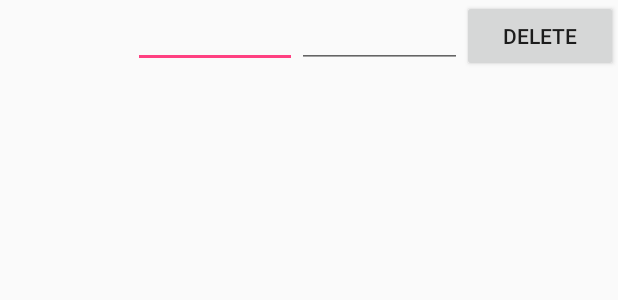
After one commit to maubard/Cadenceur, an Android app: the layout row_area.xml on its own in the app's theme, with its tools: preview values and no code run, on a phone screen of 412 x 824 dp. The commit adds this screen. Shown: the top 300 px of the screen. Run offline under Robolectric (Android 15) with nearby library versions, the phone set to English and light mode, and no system bars.

Commit message:
Add new area feature : can edit an hard-coded area.

```diff
--- a/app/src/main/java/com/marion/whitemadder/controller/StartFragment.java
+++ b/app/src/main/java/com/marion/whitemadder/controller/fragment/StartFragment.java
@@ -1,4 +1,4 @@
-package com.marion.whitemadder.controller;
+package com.marion.whitemadder.controller.fragment;
 
 import android.os.Bundle;
 import android.os.Handler;
--- a/app/src/main/java/com/marion/whitemadder/model/DbContract.java
+++ b/app/src/main/java/com/marion/whitemadder/model/DbContract.java
@@ -41,10 +41,10 @@ public class DbContract {
 
         protected static final String SQL_CREATE_ENTRIES =
                 "CREATE TABLE " + LineEntry.TABLE_NAME + " (" +
-                        LineEntry.COLUMN_NAME_ENTRY_ID + " INTEGER PRIMARY KEY " +
+                        LineEntry.COLUMN_NAME_ENTRY_ID + " INTEGER PRIMARY KEY " + COMMA_SEP +
                         LineEntry.COLUMN_NAME_ENTRY_DISTANCE + NUMBER_TYPE + COMMA_SEP +
                         LineEntry.COLUMN_NAME_ENTRY_AVERAGE + NUMBER_TYPE + COMMA_SEP +
-                        LineEntry.COLUMN_NAME_ENTRY_AREA + " INTEGER " + COMMA_SEP +
+                        LineEntry.COLUMN_NAME_ENTRY_AREA + " INTEGER " +
                 ")";
 
         protected static final String SQL_DELETE_ENTRIES =
--- a/app/src/main/java/com/marion/whitemadder/model/DbHelper.java
+++ b/app/src/main/java/com/marion/whitemadder/model/DbHelper.java
@@ -3,6 +3,7 @@ package com.marion.whitemadder.model;
 import android.content.Context;
 import android.database.sqlite.SQLiteDatabase;
 import android.database.sqlite.SQLiteOpenHelper;
+import android.util.Log;
 
 /**
  * Created by marion on 30/01/16.
--- /dev/null
+++ b/app/src/main/res/layout/row_area.xml
@@ -0,0 +1,44 @@
+<?xml version="1.0" encoding="utf-8"?>
+
+<TableLayout xmlns:android="http://schemas.android.com/apk/res/android"
+        android:layout_width="match_parent"
+        android:layout_height="match_parent">
+
+    <TableRow
+        android:layout_width="match_parent"
+        android:layout_height="match_parent">
+
+        <TextView
+            android:layout_width="wrap_content"
+            android:layout_height="wrap_content"
+            android:textAppearance="?android:attr/textAppearanceMedium"
+            android:id="@+id/start_line_label"
+            android:layout_column="0"
+            android:layout_weight="0.3"/>
+
+        <EditText
+            android:layout_width="wrap_content"
+            android:layout_height="wrap_content"
+            android:inputType="numberDecimal"
+            android:layout_column="1"
+            android:id="@+id/end_line_field"
+            android:layout_weight="0.3"/>
+
+        <EditText
+            android:layout_width="wrap_content"
+            android:layout_height="wrap_content"
+            android:inputType="numberDecimal"
+            android:layout_column="2"
+            android:id="@+id/speed_field"
+            android:layout_weight="0.3"/>
+
+        <Button
+            style="?android:attr/buttonStyleSmall"
+            android:layout_width="wrap_content"
+            android:layout_height="wrap_content"
+            android:text="Delete"
+            android:id="@+id/delete_button"
+            android:layout_weight="0.1"/>
+
+    </TableRow>
+</TableLayout>
--- a/app/src/main/res/values/strings.xml
+++ b/app/src/main/res/values/strings.xml
@@ -1,4 +1,5 @@
 <resources>
     <string name="app_name">Cadenceur</string>
     <string name="action_settings">Settings</string>
+    <string name="buttonAddLine">Add a line</string>
 </resources>
```
Also changed, not shown: app/src/main/AndroidManifest.xml (+9 -1 lines), app/src/main/java/com/marion/whitemadder/controller/MyAreasFragment.java (deleted, +0 -27 lines), app/src/main/java/com/marion/whitemadder/controller/activity/MainActivity.java (renamed from app/src/main/java/com/marion/whitemadder/controller/MainActivity.java, +7 -1 lines), app/src/main/java/com/marion/whitemadder/controller/activity/area/AreaLineAdapter.java (added, +131 -0 lines), app/src/main/java/com/marion/whitemadder/controller/activity/area/AreaView.java (added, +107 -0 lines), app/src/main/java/com/marion/whitemadder/controller/activity/area/MyAreasFragment.java (added, +93 -0 lines), app/src/main/java/com/marion/whitemadder/controller/activity/area/NewAreaActivity.java (added, +73 -0 lines), app/src/main/java/com/marion/whitemadder/model/Area.java (+20 -0 lines), app/src/main/java/com/marion/whitemadder/model/Line.java (+18 -1 lines), app/src/main/res/layout/activity_main.xml (+8 -7 lines), app/src/main/res/layout/activity_newarea.xml (added, +31 -0 lines), app/src/main/res/layout/fragment_myareas.xml (deleted, +0 -10 lines), 1 other file.
